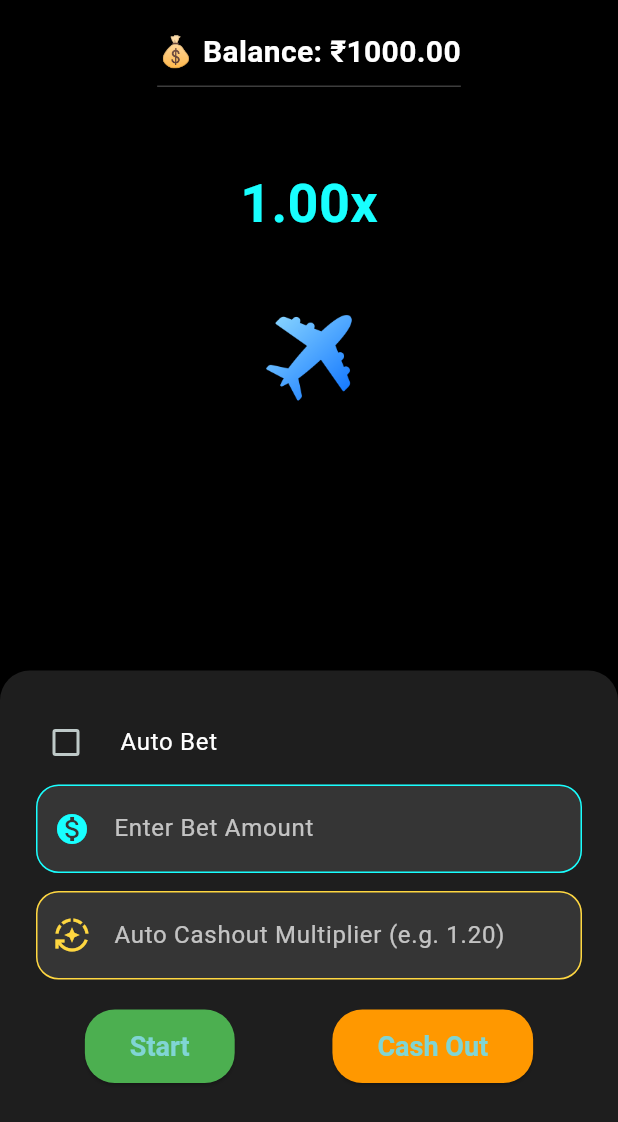
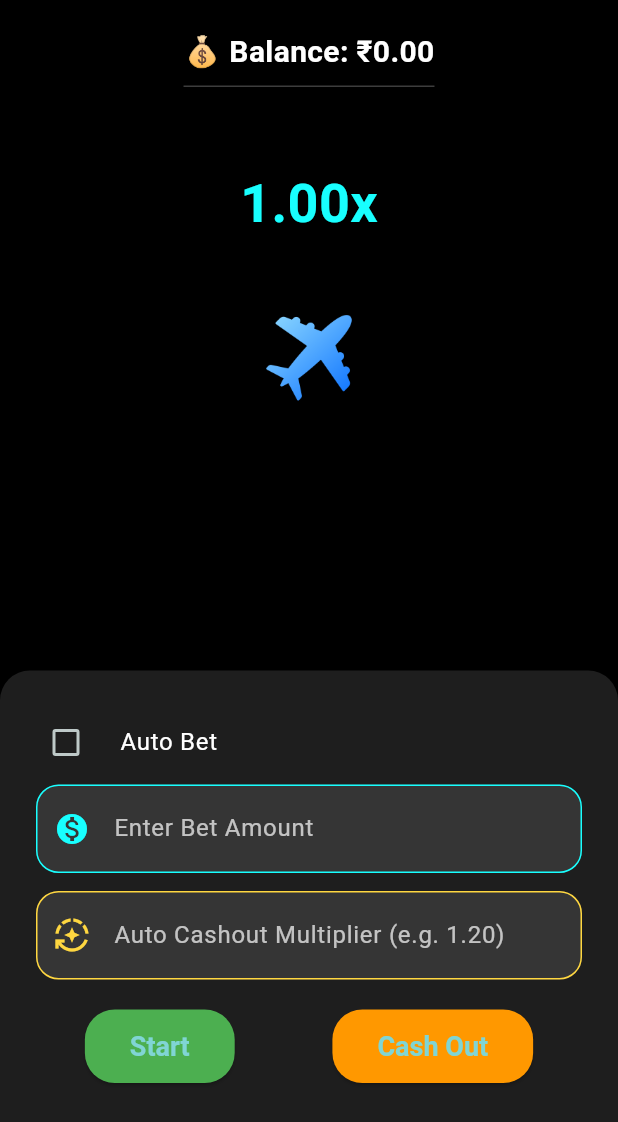
Before and after one commit to vahid454/helikapter, a Flutter app: the GameScreen screen opened directly, after a tap on "Cash Out", on a phone screen of 412 x 824 dp. Shown: the top 1122 px of the screen. Run offline on Flutter 3.47's test engine with Material 3 defaults, Android fonts, the light colour scheme and no system bars; our stand-ins replace animated_text_kit, audioplayers, cloud_firestore, confetti, firebase_auth, firebase_core and 2 more; missing offline and left inert: razorpay_flutter; accounts and stored records are empty.

Commit message:
corrected the calc

```diff
--- a/lib/screens/game/game_screen.dart
+++ b/lib/screens/game/game_screen.dart
@@ -3,6 +3,7 @@ import 'package:flutter/material.dart';
 import 'package:flutter/scheduler.dart';
 import 'package:confetti/confetti.dart';
 import 'package:audioplayers/audioplayers.dart';
+import 'package:shared_preferences/shared_preferences.dart';
 
 class GameScreen extends StatefulWidget {
   const GameScreen({super.key});
@@ -21,7 +22,7 @@ class _GameScreenState extends State<GameScreen> with SingleTickerProviderStateM
   late final Ticker _ticker;
   double _elapsed = 0;
   double? _sessionCrashPoint;
-  double _balance = 1000; // Initial balance
+  double _balance = 0; // Initial balance set to 0
   bool _hasStarted = false;
 
   bool _autoBetEnabled = false;
@@ -30,12 +31,25 @@ class _GameScreenState extends State<GameScreen> with SingleTickerProviderStateM
 
   late ConfettiController _confettiController;
   final AudioPlayer _audioPlayer = AudioPlayer();
+  bool _hasAutoCashedOut = false; // Prevent repeated auto cash out
 
   @override
   void initState() {
     super.initState();
     _ticker = createTicker(_updateGame);
     _confettiController = ConfettiController(duration: const Duration(seconds: 2));
+    _loadWalletBalance();
+  }
+  Future<void> _loadWalletBalance() async {
+    final prefs = await SharedPreferences.getInstance();
+    setState(() {
+      _balance = prefs.getInt('wallet_balance')?.toDouble() ?? 0.0;
+    });
+  }
+
+  Future<void> _updateWalletBalance(double newBalance) async {
+    final prefs = await SharedPreferences.getInstance();
+    await prefs.setInt('wallet_balance', newBalance.toInt());
   }
 
   @override
@@ -53,8 +67,14 @@ class _GameScreenState extends State<GameScreen> with SingleTickerProviderStateM
       _multiplier = double.parse((1 + _elapsed * 0.25).toStringAsFixed(2));
 
       final trigger = double.tryParse(_triggerController.text);
-      if (_isRunning && !_isCrashed && _autoCashOutEnabled && trigger != null && _multiplier >= trigger) {
+      if (_isRunning &&
+          !_isCrashed &&
+          _autoCashOutEnabled &&
+          trigger != null &&
+          _multiplier >= trigger &&
+          !_hasAutoCashedOut) {
         _cashOut();
+        _hasAutoCashedOut = true;
       }
 
       if (_multiplier >= (_sessionCrashPoint ?? 0)) {
@@ -68,10 +88,7 @@ class _GameScreenState extends State<GameScreen> with SingleTickerProviderStateM
           final trigger = double.tryParse(_triggerController.text);
           if (trigger != null && trigger <= _sessionCrashPoint!) {
             won = true;
-            if (bet != null) {
-              // Credit only the amount based on the trigger multiplier, not the crash multiplier
-             // _balance += bet * trigger;
-            }
+            // Credit is handled in _cashOut via auto-cash, so nothing here.
             _confettiController.play();
             _audioPlayer.play(AssetSource('sounds/win.mp3'));
           }
@@ -111,6 +128,14 @@ class _GameScreenState extends State<GameScreen> with SingleTickerProviderStateM
     final betText = _betController.text.trim();
     if (betText.isEmpty) return;
 
+    // Ensure auto cashout is set if auto bet is enabled
+    if (_autoBetEnabled && (_triggerController.text.trim().isEmpty || double.tryParse(_triggerController.text) == null)) {
+      ScaffoldMessenger.of(context).showSnackBar(
+        const SnackBar(content: Text("Auto Cashout is required for Auto Bet")),
+      );
+      return;
+    }
+
     final bet = double.tryParse(betText);
     if (bet == null || bet <= 0 || bet > _balance) {
       SchedulerBinding.instance.addPostFrameCallback((_) {
@@ -131,13 +156,16 @@ class _GameScreenState extends State<GameScreen> with SingleTickerProviderStateM
       _elapsed = 0;
       _multiplier = 1.0;
       _sessionCrashPoint = generateCrashPoint(_balance);
+      _hasAutoCashedOut = false; // Reset auto cash out guard
     });
-
+    _updateWalletBalance(_balance);
     _ticker.start();
   }
 
   void _cashOut() {
-    if (!_isCrashed && _isRunning) {
+    // Prevent repeated cash out
+    if (_isCrashed || !_isRunning) return;
+    if (_hasAutoCashedOut) return;
     final bet = double.tryParse(_betController.text);
     if (bet != null) {
       setState(() {
@@ -148,7 +176,9 @@ class _GameScreenState extends State<GameScreen> with SingleTickerProviderStateM
         }
         // Credit only the amount based on the trigger multiplier, not the crash multiplier
         _balance += bet * finalMultiplier;
+        _hasAutoCashedOut = true;
       });
+      _updateWalletBalance(_balance);
       _confettiController.play();
       _audioPlayer.play(AssetSource('sounds/win.mp3'));
     }
@@ -156,7 +186,6 @@ class _GameScreenState extends State<GameScreen> with SingleTickerProviderStateM
     ScaffoldMessenger.of(context).showSnackBar(
       SnackBar(content: Text('Cashed out at ${_multiplier}x!')),
     );
-    }
   }
 
   @override
@@ -288,7 +317,12 @@ class _GameScreenState extends State<GameScreen> with SingleTickerProviderStateM
                         child: Column(
                           mainAxisSize: MainAxisSize.min,
                           children: [
-                            CheckboxListTile(
+                            // Row with CheckboxListTile and Stop Auto Bet button
+                            Row(
+                              mainAxisAlignment: MainAxisAlignment.spaceBetween,
+                              children: [
+                                Expanded(
+                                  child: CheckboxListTile(
                                     value: _autoBetEnabled,
                                     onChanged: (val) {
                                       setState(() => _autoBetEnabled = val ?? false);
@@ -296,6 +330,27 @@ class _GameScreenState extends State<GameScreen> with SingleTickerProviderStateM
                                     title: const Text('Auto Bet', style: TextStyle(color: Colors.white)),
                                     controlAffinity: ListTileControlAffinity.leading,
                                     contentPadding: EdgeInsets.zero,
+                                  ),
+                                ),
+                                if (_isRunning && _autoBetEnabled)
+                                  Padding(
+                                    padding: const EdgeInsets.only(left: 8.0),
+                                    child: ElevatedButton(
+                                      onPressed: () {
+                                        _cashOut();
+                                        setState(() {
+                                          _autoBetEnabled = false;
+                                        });
+                                      },
+                                      style: ElevatedButton.styleFrom(
+                                        backgroundColor: Colors.red,
+                                        padding: const EdgeInsets.symmetric(horizontal: 16, vertical: 10),
+                                        textStyle: const TextStyle(fontSize: 16, fontWeight: FontWeight.bold),
+                                      ),
+                                      child: const Text('Stop'),
+                                    ),
+                                  ),
+                              ],
                             ),
                             TextField(
                               controller: _betController,
@@ -363,7 +418,7 @@ class _GameScreenState extends State<GameScreen> with SingleTickerProviderStateM
                                   child: const Text('Cash Out'),
                                 ),
                               ],
-                            )
+                            ),
                           ],
                         ),
                       ),
--- a/pubspec.yaml
+++ b/pubspec.yaml
@@ -39,6 +39,9 @@ dependencies:
   cupertino_icons: ^1.0.8
   confetti: ^0.7.0
   audioplayers: ^5.2.1
+  razorpay_flutter: ^1.3.5
+  flutter_dotenv: ^5.1.0
+  shared_preferences: ^2.2.2
 
 
 flutter_icons:
@@ -75,6 +78,7 @@ flutter:
     - assets/sounds/heli_fly.mp3
     - assets/icon/app_icon.png
     - assets/sounds/win.mp3
+    - .env
 
   # An image asset can refer to one or more resolution-specific "variants", see
   # https://flutter.dev/to/resolution-aware-images
```
Also changed, not shown: lib/main.dart (+7 -1 lines), lib/screens/home/home_screen.dart (+39 -6 lines), lib/screens/wallet/wallet_screen.dart (added, +265 -0 lines), pubspec.lock, 3 other files. Lines whose indentation alone changed are shown as unchanged.
